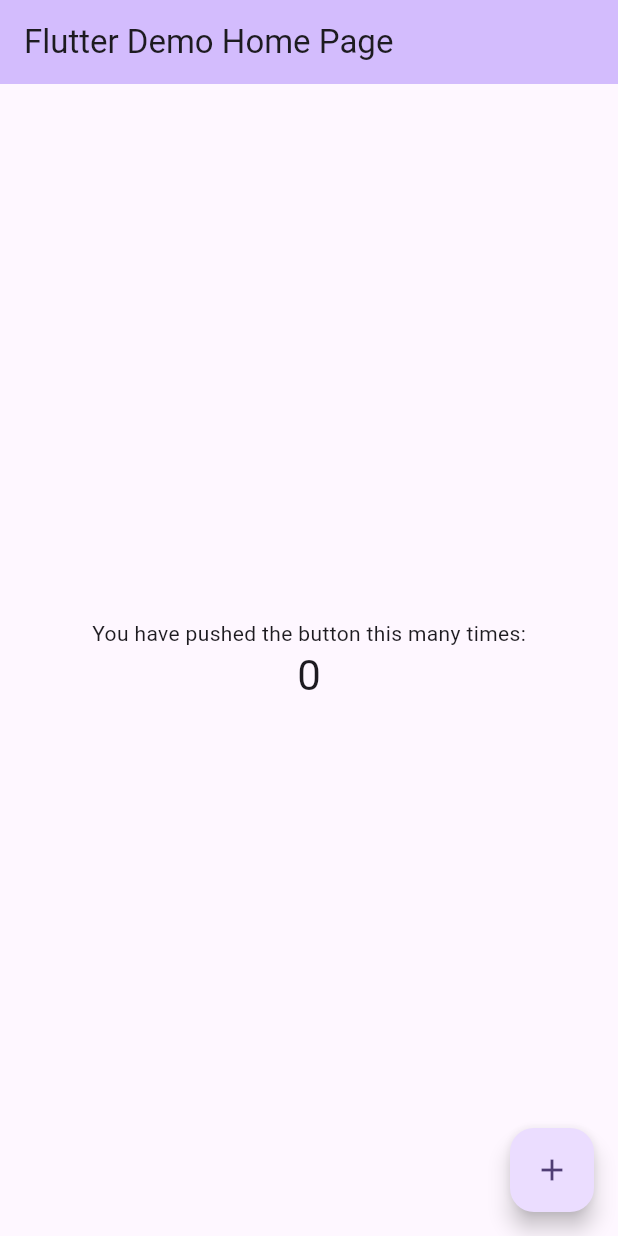
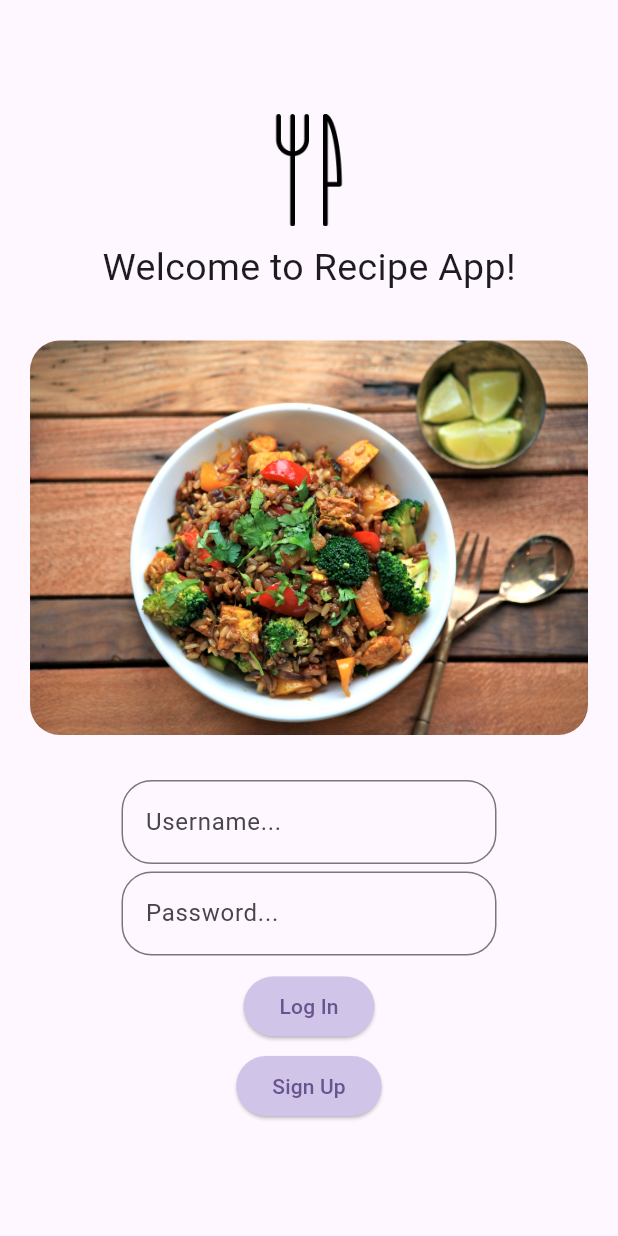
Before and after one commit to sxyf17/RecipeApp, a Flutter app: the screen it shows after launch, on a phone screen of 412 x 824 dp. Run offline on Flutter 3.47's test engine with Material 3 defaults, Android fonts, the phone set to English and light mode, and no system bars.

Commit message:
homepage UI v1

```diff
--- /dev/null
+++ b/lib/home.dart
@@ -0,0 +1,80 @@
+import 'package:flutter/material.dart';
+
+class RecipeHome extends StatefulWidget {
+  const RecipeHome({super.key, required this.title});
+
+  final String title;
+
+  @override
+  State<RecipeHome> createState() => _RecipeHomeState();
+}
+
+class _RecipeHomeState extends State<RecipeHome> {
+  @override
+  Widget build(BuildContext context) {
+    return Scaffold(
+      resizeToAvoidBottomInset: false,
+      body: Center(
+        child: Column(
+          mainAxisAlignment: MainAxisAlignment.center,
+          children: <Widget>[
+            Image.asset(
+              'assets/images/app_logo.webp',
+              height: 75,
+            ),
+            const SizedBox(
+              height: 10,
+            ),
+            const Text(
+              'Welcome to Recipe App!',
+              style: TextStyle(fontSize: 25),
+            ),
+            const SizedBox(
+              height: 10,
+            ),
+            Padding(
+              padding: const EdgeInsets.all(20),
+              child: ClipRRect(
+                  borderRadius: BorderRadius.circular(20),
+                  child: Image.asset(
+                    'assets/images/food_icon.jpeg',
+                    fit: BoxFit.fill,
+                  )),
+            ),
+            const SizedBox(
+              height: 10,
+            ),
+
+            const SizedBox(
+              width: 250,
+              child: TextField(
+              decoration: InputDecoration(
+                  border: OutlineInputBorder(
+                    borderRadius: BorderRadius.all(Radius.circular(20))
+                  ),
+                  hintText: 'Username...',),
+              ),
+            ),
+            const SizedBox(height: 5),
+            const SizedBox(
+              width: 250,
+              child: TextField(
+              decoration: InputDecoration(
+                  border: OutlineInputBorder(
+                    borderRadius: BorderRadius.all(Radius.circular(20))
+                  ), hintText: 'Password...'),
+              ),
+            ),
+            const SizedBox(height: 10,),
+            ElevatedButton(onPressed: () {}, style: ElevatedButton.styleFrom(
+                    backgroundColor: Colors.deepPurple[100]), child: const Text('Log In')),
+            const SizedBox(
+              height: 5,
+            ),
+            ElevatedButton(onPressed: () {}, style: ElevatedButton.styleFrom(backgroundColor: Colors.deepPurple[100]), child: const Text('Sign Up'))
+          ],
+        ),
+      ), // This trailing comma makes auto-formatting nicer for build methods.
+    );
+  }
+}
--- a/lib/main.dart
+++ b/lib/main.dart
@@ -1,4 +1,6 @@
 import 'package:flutter/material.dart';
+import 'package:recipe_app/home.dart';
+
 
 void main() {
   runApp(const MyApp());
@@ -11,101 +13,14 @@
   @override
   Widget build(BuildContext context) {
     return MaterialApp(
-      title: 'Flutter Recipe',
+      debugShowCheckedModeBanner: false,
+      title: 'Flutter Recipe App',
       theme: ThemeData(
         //New Change
         colorScheme: ColorScheme.fromSeed(seedColor: Colors.deepPurple),
         useMaterial3: true,
       ),
-      home: const MyHomePage(title: 'Flutter Demo Home Page'),
+      home: const RecipeHome(title: 'Recipe Home Page',),
     );
   }
 }
-
-class MyHomePage extends StatefulWidget {
-  const MyHomePage({super.key, required this.title});
-
-  // This widget is the home page of your application. It is stateful, meaning
-  // that it has a State object (defined below) that contains fields that affect
-  // how it looks.
-
-  // This class is the configuration for the state. It holds the values (in this
-  // case the title) provided by the parent (in this case the App widget) and
-  // used by the build method of the State. Fields in a Widget subclass are
-  // always marked "final".
-
-  final String title;
-
-  @override
-  State<MyHomePage> createState() => _MyHomePageState();
-}
-
-class _MyHomePageState extends State<MyHomePage> {
-  int _counter = 0;
-
-  void _incrementCounter() {
-    setState(() {
-      // This call to setState tells the Flutter framework that something has
-      // changed in this State, which causes it to rerun the build method below
-      // so that the display can reflect the updated values. If we changed
-      // _counter without calling setState(), then the build method would not be
-      // called again, and so nothing would appear to happen.
-      _counter++;
-    });
-  }
-
-  @override
-  Widget build(BuildContext context) {
-    // This method is rerun every time setState is called, for instance as done
-    // by the _incrementCounter method above.
-    //
-    // The Flutter framework has been optimized to make rerunning build methods
-    // fast, so that you can just rebuild anything that needs updating rather
-    // than having to individually change instances of widgets.
-    return Scaffold(
-      appBar: AppBar(
-        // TRY THIS: Try changing the color here to a specific color (to
-        // Colors.amber, perhaps?) and trigger a hot reload to see the AppBar
-        // change color while the other colors stay the same.
-        backgroundColor: Theme.of(context).colorScheme.inversePrimary,
-        // Here we take the value from the MyHomePage object that was created by
-        // the App.build method, and use it to set our appbar title.
-        title: Text(widget.title),
-      ),
-      body: Center(
-        // Center is a layout widget. It takes a single child and positions it
-        // in the middle of the parent.
-        child: Column(
-          // Column is also a layout widget. It takes a list of children and
-          // arranges them vertically. By default, it sizes itself to fit its
-          // children horizontally, and tries to be as tall as its parent.
-          //
-          // Column has various properties to control how it sizes itself and
-          // how it positions its children. Here we use mainAxisAlignment to
-          // center the children vertically; the main axis here is the vertical
-          // axis because Columns are vertical (the cross axis would be
-          // horizontal).
-          //
-          // TRY THIS: Invoke "debug painting" (choose the "Toggle Debug Paint"
-          // action in the IDE, or press "p" in the console), to see the
-          // wireframe for each widget.
-          mainAxisAlignment: MainAxisAlignment.center,
-          children: <Widget>[
-            const Text(
-              'You have pushed the button this many times:',
-            ),
-            Text(
-              '$_counter',
-              style: Theme.of(context).textTheme.headlineMedium,
-            ),
-          ],
-        ),
-      ),
-      floatingActionButton: FloatingActionButton(
-        onPressed: _incrementCounter,
-        tooltip: 'Increment',
-        child: const Icon(Icons.add),
-      ), // This trailing comma makes auto-formatting nicer for build methods.
-    );
-  }
-}
--- a/pubspec.yaml
+++ b/pubspec.yaml
@@ -59,9 +59,9 @@ flutter:
   uses-material-design: true
 
   # To add assets to your application, add an assets section, like this:
-  # assets:
-  #   - images/a_dot_burr.jpeg
-  #   - images/a_dot_ham.jpeg
+  assets:
+    - assets/images/
+
 
   # An image asset can refer to one or more resolution-specific "variants", see
   # https://flutter.dev/assets-and-images/#resolution-aware
```
Also changed, not shown: assets/images/app_logo.webp (added), assets/images/food_icon.jpeg (added), pubspec.lock.
